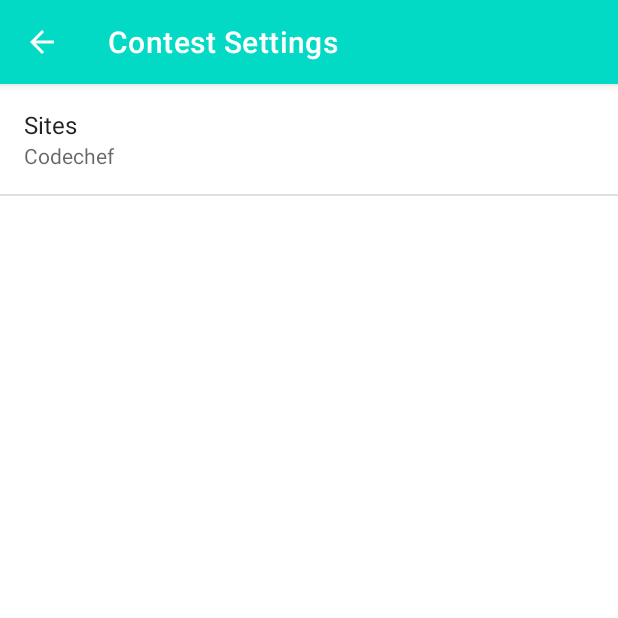
After one commit to neelangshu007/CPList-App, an Android app: the SettingsActivity screen opened directly, with no data from a screen before it, on a phone screen of 412 x 824 dp, the top half of it. The commit adds this screen. Run offline under Robolectric (Android 15) with nearby library versions, the phone set to English and light mode, and no system bars.

Commit message:
Third Commit

```diff
--- a/app/src/main/java/com/example/cplist/QueryUtils.java
+++ b/app/src/main/java/com/example/cplist/QueryUtils.java
@@ -29,6 +29,7 @@
     private static URL createUrl(String StringUrl){
         URL url = null;
         try{
+           StringUrl =  StringUrl.replace("?=","/");
             url = new URL(StringUrl);
         }catch (MalformedURLException e){
             Log.e(LOG_TAG, "Problem building the URL", e);
@@ -59,7 +60,7 @@
                 Log.e(LOG_TAG, "Error Response Code: " + urlConnection.getResponseCode());
             }
         }catch (IOException e){
-            Log.e(LOG_TAG, "Problem retrieving the earthquake JSON results.", e);
+            Log.e(LOG_TAG, "Problem retrieving the Contest JSON results.", e);
         }finally {
             if(urlConnection != null){
                 urlConnection.disconnect();
@@ -128,7 +129,8 @@
         String jsonResponse = null;
         try{
             jsonResponse = makeHttpRequest(url);
-            Log.e(LOG_TAG, "NEEL JSON RESPONSE: "+jsonResponse);
+            Log.e(LOG_TAG, "URL: "+url);
+            Log.e(LOG_TAG, "JSON RESPONSE: "+jsonResponse);
 
         } catch (IOException e) {
             Log.e(LOG_TAG, "Problem making the HTTP request.", e);
--- /dev/null
+++ b/app/src/main/java/com/example/cplist/SettingsActivity.java
@@ -0,0 +1,74 @@
+package com.example.cplist;
+
+import android.app.Fragment;
+import android.content.SharedPreferences;
+import android.graphics.Color;
+import android.graphics.drawable.ColorDrawable;
+import android.os.Bundle;
+import android.preference.ListPreference;
+import android.preference.Preference;
+import android.preference.PreferenceFragment;
+import android.preference.PreferenceManager;
+
+import androidx.appcompat.app.ActionBar;
+import androidx.appcompat.app.AppCompatActivity;
+
+import java.util.prefs.Preferences;
+
+public class SettingsActivity extends AppCompatActivity {
+
+    @Override
+    protected void onCreate(Bundle SavedInstanceState) {
+        super.onCreate(SavedInstanceState);
+        setContentView(R.layout.settings_activity);
+        // Define ActionBar object
+        ActionBar actionBar;
+        actionBar = getSupportActionBar();
+
+        // Define ColorDrawable object and parse color
+        // using parseColor method
+        // with color hash code as its parameter
+        ColorDrawable colorDrawable = new ColorDrawable(Color.parseColor("#FF03DAC5"));
+
+        // Set BackgroundDrawable
+        assert actionBar != null;
+        actionBar.setBackgroundDrawable(colorDrawable);
+
+//        Fragment fragment = (Fragment) getFragmentManager().findFragmentById(R.id.fragment);
+//        fragment.getView().setBackgroundColor(Color.WHITE);
+    }
+
+    public static class ContestPreferenceFragment extends PreferenceFragment implements Preference.OnPreferenceChangeListener{
+
+        @Override
+        public void onCreate(Bundle savedInstanceState) {
+            super.onCreate(savedInstanceState);
+            addPreferencesFromResource(R.xml.settings_main);
+
+            Preference orderBy = findPreference(getString(R.string.settings_order_by_key));
+            bindPreferenceSummaryToValue(orderBy);
+        }
+
+        public boolean onPreferenceChange(Preference preference, Object value) {
+            String stringValue = value.toString();
+            if (preference instanceof ListPreference) {
+                ListPreference listPreference = (ListPreference) preference;
+                int prefIndex = listPreference.findIndexOfValue(stringValue);
+                if (prefIndex >= 0) {
+                    CharSequence[] labels = listPreference.getEntries();
+                    preference.setSummary(labels[prefIndex]);
+                }
+            } else {
+                preference.setSummary(stringValue);
+            }
+            return true;
+        }
+
+        private void bindPreferenceSummaryToValue(Preference preference) {
+            preference.setOnPreferenceChangeListener(this);
+            SharedPreferences preferences = PreferenceManager.getDefaultSharedPreferences(preference.getContext());
+            String preferenceString = preferences.getString(preference.getKey(), "");
+            onPreferenceChange(preference, preferenceString);
+        }
+    }
+}
--- /dev/null
+++ b/app/src/main/res/values/arrays.xml
@@ -0,0 +1,25 @@
+<?xml version="1.0" encoding="utf-8"?>
+<resources>
+        <string-array name="settings_order_by_labels">
+            <item>@string/settings_order_by_codechef_label</item>
+            <item>@string/settings_order_by_codeforces_label</item>
+            <item>@string/settings_order_by_leetcode_label</item>
+            <item>@string/settings_order_by_hackerearth_label</item>
+            <item>@string/settings_order_by_topcoder_label</item>
+            <item>@string/settings_order_by_atcoder_label</item>
+            <item>@string/settings_order_by_hackerrank_label</item>
+            <item>@string/settings_order_by_csacademy_label</item>
+        </string-array>
+
+        <string-array name="settings_order_by_values">
+            <item>@string/settings_order_by_codechef_value</item>
+            <item>@string/settings_order_by_codeforces_value</item>
+            <item>@string/settings_order_by_leetcode_value</item>
+            <item>@string/settings_order_by_hackerearth_value</item>
+            <item>@string/settings_order_by_topcoder_value</item>
+            <item>@string/settings_order_by_atcoder_value</item>
+            <item>@string/settings_order_by_hackerrank_value</item>
+            <item>@string/settings_order_by_csacademy_value</item>
+        </string-array>
+
+</resources>
--- a/app/src/main/res/values/strings.xml
+++ b/app/src/main/res/values/strings.xml
@@ -1,3 +1,47 @@
 <resources>
     <string name="app_name">CPList</string>
+
+    <!-- Settings Menu Item [CHAR LIMIT=NONE] -->
+    <string name="settings_menu_item">Settings</string>
+    <!-- Settings Activity Title [CHAR LIMIT=NONE] -->
+    <string name="settings_title">Contest Settings</string>
+
+
+    <!-- Strings For Order-By Preference [CHAR LIMIT=30] -->
+    <string name="settings_order_by_label">Sites</string>
+    <string name="settings_order_by_key" translatable="false">order_by</string>
+    <string name="settings_order_by_default" translatable="false">@string/settings_order_by_codechef_value</string>
+
+    <!-- Label for order-by magnitude option [CHAR LIMIT=20] -->
+    <string name="settings_order_by_codechef_label">Codechef</string>
+    <string name="settings_order_by_codechef_value" translatable="false">code_chef</string>
+
+    <!-- Label for order-by magnitude option [CHAR LIMIT=20] -->
+    <string name="settings_order_by_codeforces_label">Codeforces</string>
+    <string name="settings_order_by_codeforces_value" translatable="false">codeforces</string>
+
+    <!-- Label for order-by magnitude option [CHAR LIMIT=20] -->
+    <string name="settings_order_by_leetcode_label">LeetCode</string>
+    <string name="settings_order_by_leetcode_value" translatable="false">leet_code</string>
+
+    <!-- Label for order-by magnitude option [CHAR LIMIT=20] -->
+    <string name="settings_order_by_hackerearth_label">HackerEarth</string>
+    <string name="settings_order_by_hackerearth_value" translatable="false">hacker_earth</string>
+
+    <!-- Label for order-by magnitude option [CHAR LIMIT=20] -->
+    <string name="settings_order_by_topcoder_label">TopCoder</string>
+    <string name="settings_order_by_topcoder_value" translatable="false">top_coder</string>
+
+    <!-- Label for order-by magnitude option [CHAR LIMIT=20] -->
+    <string name="settings_order_by_atcoder_label">AtCoder</string>
+    <string name="settings_order_by_atcoder_value" translatable="false">at_coder</string>
+
+    <!-- Label for order-by magnitude option [CHAR LIMIT=20] -->
+    <string name="settings_order_by_hackerrank_label">HackerRank</string>
+    <string name="settings_order_by_hackerrank_value" translatable="false">hacker_rank</string>
+
+    <!-- Label for order-by magnitude option [CHAR LIMIT=20] -->
+    <string name="settings_order_by_csacademy_label">CS Academy</string>
+    <string name="settings_order_by_csacademy_value" translatable="false">cs_academy</string>
+
 </resources>
--- /dev/null
+++ b/app/src/main/res/xml/settings_main.xml
@@ -0,0 +1,13 @@
+<?xml version="1.0" encoding="utf-8"?>
+<PreferenceScreen
+    xmlns:android="http://schemas.android.com/apk/res/android"
+    android:title="Contest Settings">
+
+    <ListPreference
+        android:defaultValue="@string/settings_order_by_default"
+        android:entries="@array/settings_order_by_labels"
+        android:entryValues="@array/settings_order_by_values"
+        android:key="@string/settings_order_by_key"
+        android:title="@string/settings_order_by_label" />
+
+</PreferenceScreen>
```
Also changed, not shown: app/src/main/AndroidManifest.xml (+7 -0 lines), app/src/main/java/com/example/cplist/ContestActivity.java (+34 -3 lines), app/src/main/res/layout/settings_activity.xml (added, +10 -0 lines), app/src/main/res/menu/main.xml (added, +12 -0 lines), app/src/main/res/drawable-hdpi/ic_filter.png (added), app/src/main/res/drawable-mdpi/ic_filter.png (added), app/src/main/res/drawable-xhdpi/ic_filter.png (added), app/src/main/res/drawable-xxhdpi/ic_filter.png (added), app/src/main/res/drawable-xxxhdpi/ic_filter.png (added).
